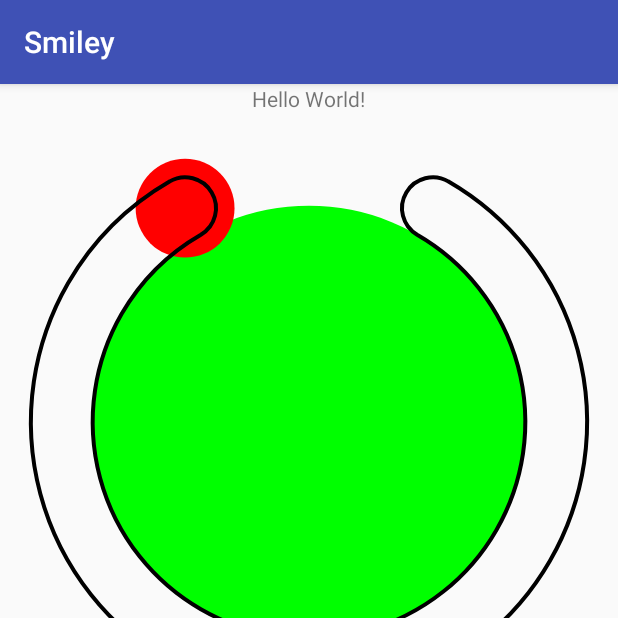
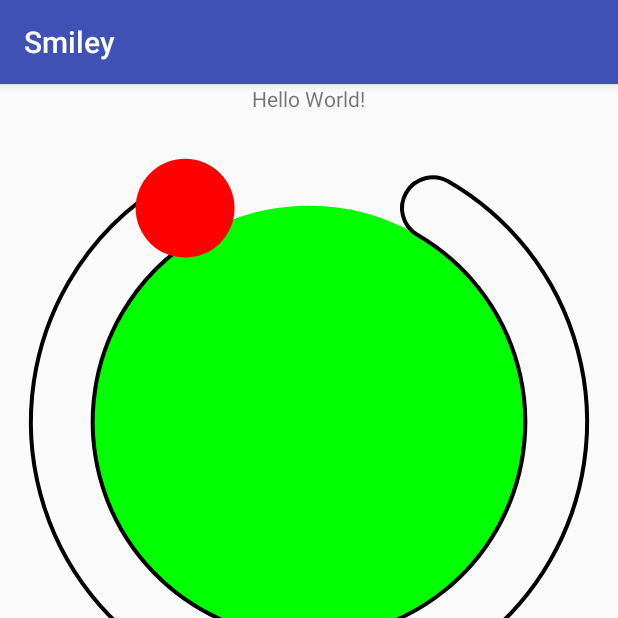
Before and after one commit to s3000-f/CustomViewTest, an Android app: the screen it shows after launch (MainActivity), on a phone screen of 412 x 824 dp, the top half of it. Run offline under Robolectric (Android 15) with nearby library versions, the phone set to English and light mode, and no system bars.

Commit message:
Changed Size

```diff
--- a/app/src/main/java/com/example/asus/smiley/EmotionalFaceView.java
+++ b/app/src/main/java/com/example/asus/smiley/EmotionalFaceView.java
@@ -39,7 +39,7 @@ public class EmotionalFaceView extends View {
         RectF oval = new RectF(size*0.05f, size*0.05f, size*0.95f, size*0.95f);
         RectF oval2 = new RectF(size * 0.15f, size * 0.15f, size * 0.85f, size * 0.85f);
         RectF cornerL = new RectF();
-        RectF oval3 = new RectF(size * 0.2f, size * 0.2f, size * 0.9f, size * 0.9f);
+        RectF oval3 = new RectF(size * 0.2f, size * 0.2f, size * 0.8f, size * 0.8f);
         shitPath.addArc(oval, 300, 300);
         shitPath.addArc(oval2, 300, 300);
 //        shitPath.addArc(oval3, 294, 350);
--- a/app/src/main/java/com/example/asus/smiley/InvCircle.java
+++ b/app/src/main/java/com/example/asus/smiley/InvCircle.java
@@ -4,12 +4,13 @@ import android.content.Context;
 import android.graphics.Canvas;
 import android.graphics.Color;
 import android.graphics.Paint;
+
 import android.support.annotation.Nullable;
 import android.util.AttributeSet;
 import android.util.Log;
 import android.view.MotionEvent;
 import android.view.View;
-import android.widget.Toast;
+
 
 public class InvCircle extends View {
     int id;
@@ -34,14 +35,14 @@ public class InvCircle extends View {
         super.onDraw(canvas);
         Paint p = new Paint();
         p.setColor(color);
-        p.setStyle(Paint.Style.FILL_AND_STROKE);
+        p.setStyle(Paint.Style.FILL);
         Log.d(TAG, "onDraw: minicircles");
         canvas.drawCircle(x, y, r, p);
     }
 
     @Override
     public boolean onTouchEvent(MotionEvent event) {
-        Toast.makeText(getContext(),"Circle",Toast.LENGTH_SHORT).show();
+//        Toast.makeText(getContext(),"Circle",Toast.LENGTH_SHORT).show();
         return true;
     }
 
```
Also changed, not shown: app/src/main/java/com/example/asus/smiley/Gerdaloo.java (+27 -8 lines).
